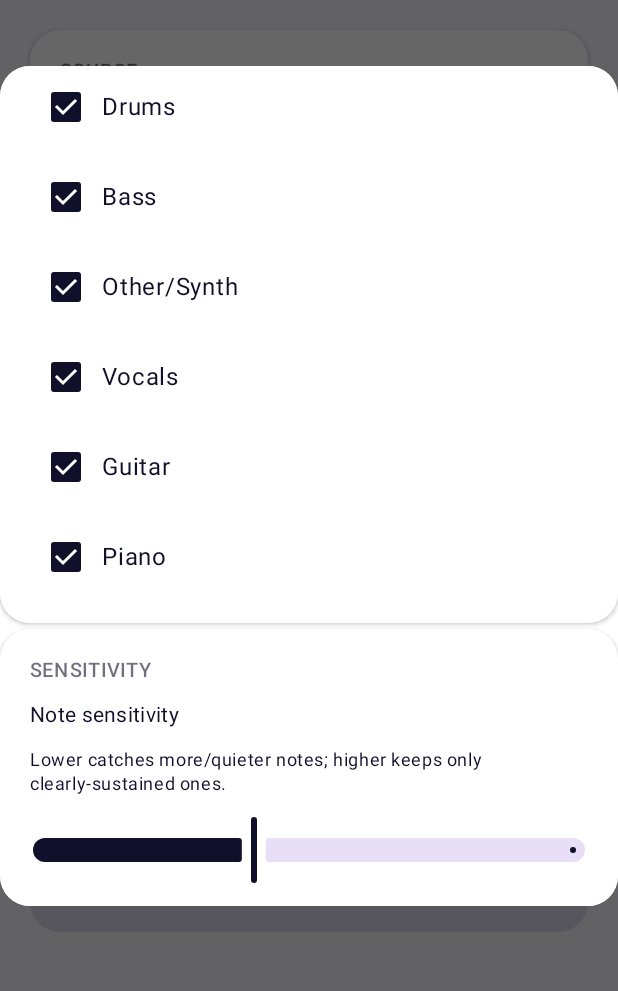
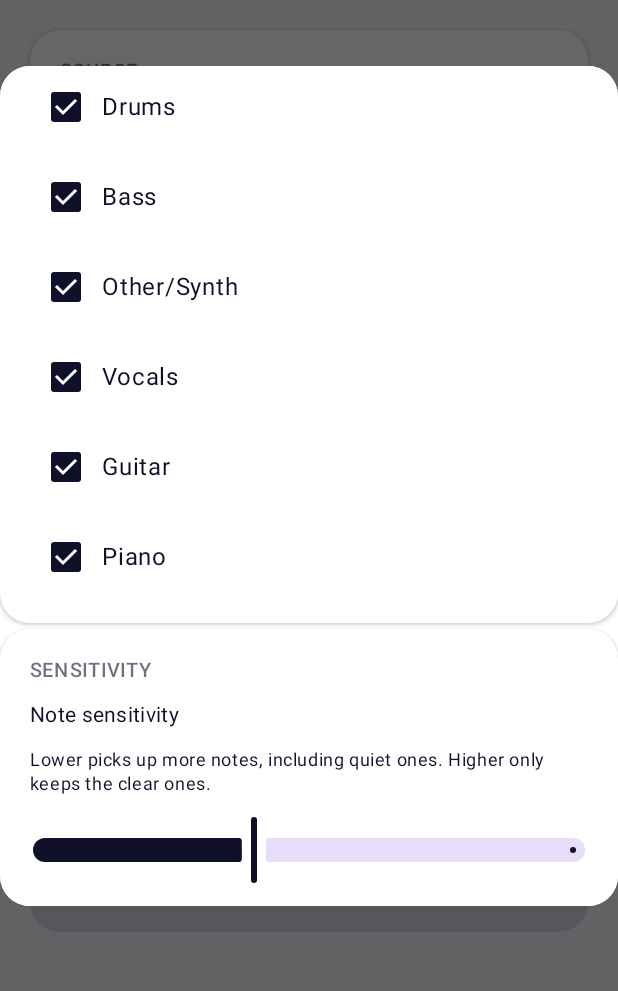
Before and after one commit to roge-rm/MP3toMIDI, an Android app built with Jetpack Compose: the composable MainScreen shown on its own in the app's theme, after a tap on "Conversion options", on a phone screen of 412 x 824 dp, the part 132-1123 px from its top. Run offline under Robolectric (Android 15) with nearby library versions, the phone set to English and light mode, and no system bars; libraries missing offline, so code that uses them is left out: ai.onnxruntime; 2 statements that could not run were skipped.

Commit message:
Rewrite the README and the app's text in a plainer voice
Everything below the README's intro, and the text the app shows, now
reads the way the intro does (and the way ScorchDroid's README does):
shorter, casual, commas over dashes, and saying what things do instead
of how. Progress steps read "Finding notes" and "Picking instruments"
rather than "Transcribing notes" and "Mapping instruments to GM
programs", and the analysis stage no longer says "Writing MIDI file"
before the review step, since nothing is written yet.

Also fixes a typo in the intro.

Co-Authored-By: Claude Opus 5.5 <noreply@anthropic.com>

```diff
--- a/app/src/main/java/com/rm/mp3tomidi/convert/stages/DemucsStemSeparator.kt
+++ b/app/src/main/java/com/rm/mp3tomidi/convert/stages/DemucsStemSeparator.kt
@@ -54,7 +54,7 @@ class DemucsStemSeparator : StemSeparator {
     ): List<RawStem> {
         val modelFile = ModelProvider.ensureAvailable(context, MODEL_SPEC, isCancelled) { fraction ->
             onProgress(
-                "Downloading separation model (${(fraction * 100).toInt()}%)",
+                "Downloading the stem splitter, first time only (${(fraction * 100).toInt()}%)",
                 lerp(DOWNLOAD_RANGE_START, DOWNLOAD_RANGE_END, fraction),
             )
         }
@@ -99,7 +99,7 @@ class DemucsStemSeparator : StemSeparator {
                 }
 
                 onProgress(
-                    "Separating stems (${index + 1}/${placements.size})",
+                    "Splitting the song into stems (${index + 1}/${placements.size})",
                     lerp(SEPARATE_RANGE_START, SEPARATE_RANGE_END, (index + 1).toFloat() / placements.size),
                 )
             }
--- a/app/src/main/java/com/rm/mp3tomidi/ui/ConversionOptionsDialog.kt
+++ b/app/src/main/java/com/rm/mp3tomidi/ui/ConversionOptionsDialog.kt
@@ -35,9 +35,9 @@ private val STEM_DISPLAY_NAMES = mapOf(
 )
 
 private val OUTPUT_MODE_LABELS = mapOf(
-    OutputMode.SINGLE_MERGED to "Single file, merged",
-    OutputMode.SINGLE_MULTI_TRACK to "Single file, one track per instrument",
-    OutputMode.SEPARATE_FILES to "Separate file per stem",
+    OutputMode.SINGLE_MERGED to "One file, everything on one track",
+    OutputMode.SINGLE_MULTI_TRACK to "One file, a track per instrument",
+    OutputMode.SEPARATE_FILES to "A separate file for each stem",
 )
 
 @Composable
@@ -84,7 +84,7 @@ fun ConversionOptionsDialog(
                 SectionCard(title = "Sensitivity") {
                     Text("Note sensitivity", style = MaterialTheme.typography.bodyMedium)
                     Text(
-                        "Lower catches more/quieter notes; higher keeps only clearly-sustained ones.",
+                        "Lower picks up more notes, including quiet ones. Higher only keeps the clear ones.",
                         style = MaterialTheme.typography.bodySmall,
                         color = MaterialTheme.colorScheme.onSurfaceVariant,
                     )
@@ -96,7 +96,7 @@ fun ConversionOptionsDialog(
 
                     Text("Silent stem cutoff", style = MaterialTheme.typography.bodyMedium)
                     Text(
-                        "How quiet a stem must be, relative to the loudest, to be dropped as noise.",
+                        "Stems this much quieter than the loudest one get thrown out as noise.",
                         style = MaterialTheme.typography.bodySmall,
                         color = MaterialTheme.colorScheme.onSurfaceVariant,
                     )
--- a/app/src/main/java/com/rm/mp3tomidi/ui/MainScreen.kt
+++ b/app/src/main/java/com/rm/mp3tomidi/ui/MainScreen.kt
@@ -322,7 +322,7 @@ fun MainScreen(viewModel: MainViewModel, onSwitchScreen: () -> Unit) {
                 when {
                     isActive(analysisWorkInfo) || isActive(writeWorkInfo) || reviewPending -> {
                         SectionCard(title = "Converting") {
-                            Text(stage ?: if (reviewPending) "Review detected instruments" else "", style = MaterialTheme.typography.bodyLarge)
+                            Text(stage ?: if (reviewPending) "Check the instruments to keep going" else "", style = MaterialTheme.typography.bodyLarge)
                             LinearProgressIndicator(
                                 progress = { fraction },
                                 color = BrandTeal,
@@ -334,12 +334,12 @@ fun MainScreen(viewModel: MainViewModel, onSwitchScreen: () -> Unit) {
                         }
                     }
                     writeWorkInfo?.state == WorkInfo.State.SUCCEEDED -> ResultBanner(
-                        text = "Conversion complete",
+                        text = "All done!",
                         icon = Icons.Filled.CheckCircle,
                         color = BrandTeal,
                     )
                     analysisWorkInfo?.state == WorkInfo.State.FAILED || writeWorkInfo?.state == WorkInfo.State.FAILED -> ResultBanner(
-                        text = "Conversion failed",
+                        text = "Conversion failed, sorry",
                         icon = Icons.Filled.Error,
                         color = BrandPink,
                     )
--- a/app/src/main/java/com/rm/mp3tomidi/ui/ReviewDialog.kt
+++ b/app/src/main/java/com/rm/mp3tomidi/ui/ReviewDialog.kt
@@ -145,7 +145,7 @@ private fun StemReviewRow(
                 val confidenceText = if (stem.confidence >= 0f) {
                     "Confidence: ${(stem.confidence * 100).roundToInt()}%"
                 } else {
-                    "Confidence: Default"
+                    "Couldn't tell, using the default"
                 }
                 Text(
                     "$confidenceText  ·  ${stem.notes.size} notes",
--- a/app/src/main/res/values/strings.xml
+++ b/app/src/main/res/values/strings.xml
@@ -1,18 +1,18 @@
 <resources>
     <string name="app_name">MP3toMIDI</string>
     <string name="choose_input">Choose input file</string>
-    <string name="input_formats_hint">MP3, WAV, FLAC, AAC, OGG &amp; more</string>
+    <string name="input_formats_hint">MP3, WAV, FLAC, AAC, OGG and more</string>
     <string name="choose_output">Choose output file</string>
     <string name="output_file_name">Output file name</string>
     <string name="convert">Convert to MIDI</string>
     <string name="cancel_conversion">Cancel conversion</string>
     <string name="cancel_conversion_title">Cancel conversion?</string>
-    <string name="cancel_conversion_message">This will stop the conversion and delete any files it has created so far. This can\'t be undone.</string>
+    <string name="cancel_conversion_message">This stops the conversion and deletes anything it\'s made so far. You can\'t undo it.</string>
     <string name="keep_converting">Keep converting</string>
     <string name="play">Play</string>
     <string name="pause">Pause</string>
     <string name="no_file_selected">No file selected</string>
-    <string name="conversion_channel_name">MP3 to MIDI conversion</string>
+    <string name="conversion_channel_name">Conversions</string>
 
     <string name="switch_to_play_screen">Play a MIDI file</string>
     <string name="switch_to_convert_screen">Back to convert</string>
```
Also changed, not shown: app/src/main/java/com/rm/mp3tomidi/convert/ConversionPipeline.kt (+6 -6 lines), 1 other file.
